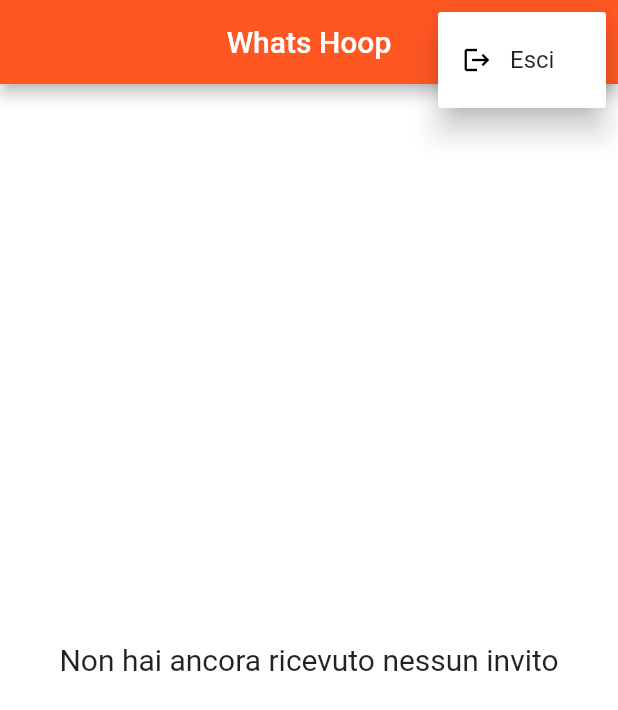
After one commit to CosimoGiani/whats_hoop, a Flutter app: the AthleteHome screen opened directly, after a tap on the "more vert" icon, on a phone screen of 412 x 824 dp. The commit adds this screen. Shown: the top 710 px of the screen. Run offline on Flutter 3.47's test engine with Material 2 defaults, Android fonts, the light colour scheme and no system bars; our stand-ins replace cloud_firestore, firebase_auth, firebase_core, syncfusion_flutter_charts; accounts and stored records are empty.

Commit message:
Started athlete side view. Done with invititation logic. Added athlete home page to accept or reject team invitation.

```diff
--- a/lib/screens/activities.dart
+++ b/lib/screens/activities.dart
@@ -1,4 +1,3 @@
-import 'package:cloud_firestore/cloud_firestore.dart';
 import 'package:flutter/material.dart';
 import 'package:whatshoop/models/activity.dart';
 import 'package:whatshoop/screens/new_activity.dart';
--- /dev/null
+++ b/lib/screens/athlete_home.dart
@@ -0,0 +1,174 @@
+import 'package:firebase_auth/firebase_auth.dart';
+import 'package:flutter/material.dart';
+import 'package:whatshoop/database_service.dart';
+import 'package:whatshoop/models/team.dart';
+import 'package:whatshoop/models/user.dart';
+import 'package:whatshoop/screens/login.dart';
+import 'package:whatshoop/screens/main_page.dart';
+
+class AthleteHome extends StatefulWidget {
+
+  @override
+  _AthleteHomeState createState() => _AthleteHomeState();
+
+}
+
+class _AthleteHomeState extends State<AthleteHome> {
+
+  bool hasInvitation = false;
+  final DatabaseService service = new DatabaseService();
+  final _authUser = FirebaseAuth.instance.currentUser;
+  late Team team;
+  static const itemLogout = MenuItem(text: "Esci", icon: Icons.logout);
+  static const List<MenuItem> opt = [itemLogout];
+  final auth = FirebaseAuth.instance;
+
+  Future _loadData() async {
+    if (await service.checkInvite(_authUser!.uid)) {
+      hasInvitation = true;
+      team = await service.getTeamInviteFromUserID(_authUser!.uid);
+    }
+  }
+
+  @override
+  Widget build(BuildContext context) {
+    return FutureBuilder(
+        future: _loadData(),
+        builder: (context, snapshot) {
+          if (snapshot.connectionState != ConnectionState.done) {
+            return Scaffold(
+              appBar: AppBar(
+                  title: Text("Whats Hoop"),
+                  centerTitle: true,
+                  automaticallyImplyLeading: false),
+              body: Center(child: CircularProgressIndicator()),
+            );
+          }
+          return Scaffold(
+            backgroundColor: Colors.white,
+            appBar: AppBar(
+              title: Text("Whats Hoop"),
+              centerTitle: true,
+              automaticallyImplyLeading: false,
+              actions: [
+                PopupMenuButton<MenuItem>(
+                  onSelected: (item) {
+                    auth.signOut();
+                    Navigator.of(context).push(MaterialPageRoute(builder: (context) => LoginScreen()));
+                  },
+                  itemBuilder: (context) => [
+                    ...opt.map(buildItem).toList(),
+                  ],
+                ),
+              ],
+            ),
+            body: !hasInvitation
+                ? Center(child: Text("Non hai ancora ricevuto nessun invito", style: TextStyle(fontSize: 20)))
+                : Column(
+                    mainAxisAlignment: MainAxisAlignment.center,
+                    children: [
+                      Flexible(
+                        child: Container(
+                          child: Column(
+                            mainAxisAlignment: MainAxisAlignment.center,
+                            children: [
+                              Row(
+                                mainAxisAlignment: MainAxisAlignment.center,
+                                children: [
+                                  Text("Hai ricevuto un invito per la squadra:", style: TextStyle(fontSize: 20)),
+                                ],
+                              ),
+                              SizedBox(height: 20),
+                              Row(
+                                mainAxisAlignment: MainAxisAlignment.center,
+                                children: [
+                                  Text(team.name, style: TextStyle(fontSize: 25, fontWeight: FontWeight.bold)),
+                                ],
+                              ),
+                              SizedBox(height: 20),
+                              Row(
+                                mainAxisAlignment: MainAxisAlignment.center,
+                                children: [
+                                  Text("Vuoi accettare?", style: TextStyle(fontSize: 20)),
+                                ],
+                              ),
+                              SizedBox(height: 20),
+                              Row(
+                                mainAxisAlignment: MainAxisAlignment.center,
+                                children: [
+                                  // TASTO ACCETTA
+                                  Padding(
+                                    padding: EdgeInsets.only(right: 40),
+                                    child: GestureDetector(
+                                      child: Container(
+                                        decoration: BoxDecoration(
+                                          borderRadius: BorderRadius.all(Radius.circular(25)),
+                                          color: Colors.green,
+                                        ),
+                                        width: MediaQuery.of(context).size.width/6,
+                                        child: Padding(
+                                          padding: EdgeInsets.all(5),
+                                          child: Center(
+                                            child: Icon(Icons.done_outline, color: Colors.white, size: 30),
+                                          ),
+                                        ),
+                                      ),
+                                      onTap: () async {
+                                        await service.acceptInvite(_authUser!.uid, team.id);
+                                        UserModel userModel = await service.getUserFromID(_authUser!.uid);
+                                        Navigator.of(context).pushReplacement(MaterialPageRoute(builder: (context) => MainPage(userModel.teamID!)));
+                                      },
+                                    ),
+                                  ),
+                                  // TASTO RIFIUTA
+                                  GestureDetector(
+                                    child: Container(
+                                      decoration: BoxDecoration(
+                                        borderRadius: BorderRadius.all(Radius.circular(25)),
+                                        color: Colors.red,
+                                      ),
+                                      width: MediaQuery.of(context).size.width/6,
+                                      child: Padding(
+                                        padding: EdgeInsets.all(5),
+                                        child: Center(
+                                          child: Icon(Icons.remove_circle_outline, color: Colors.white, size: 30),
+                                        ),
+                                      ),
+                                    ),
+                                    onTap: () async {
+                                      await service.rejectInvite(_authUser!.uid, team.id);
+                                      Navigator.of(context).pushReplacement(MaterialPageRoute(builder: (context) => AthleteHome()));
+                                    },
+                                  ),
+                                ],
+                              ),
+                            ],
+                          ),
+                        ),
+                      ),
+                    ],
+                  ),
+          );
+        }
+    );
+  }
+
+  PopupMenuItem<MenuItem> buildItem(MenuItem item) => PopupMenuItem<MenuItem>(
+    value: item,
+    child: Row(
+      children: [
+        Icon(item.icon, color: Colors.black, size: 20),
+        const SizedBox(width: 12),
+        Text(item.text)
+      ],
+    ),
+  );
+
+}
+
+class MenuItem {
+  final String text;
+  final IconData icon;
+
+  const MenuItem({required this.text, required this.icon});
+}
--- a/lib/screens/fines.dart
+++ b/lib/screens/fines.dart
@@ -31,11 +31,13 @@ class _FinesState extends State<Fines> {
   List<Fine> finesToDisplay = [];
   final DatabaseService service = new DatabaseService();
   String debtToDisplay = "";
+  bool initialization = false;
 
   Future _loadData(String playerID) async {
     List<Fine> fines = await service.getFinesFromPlayerID(playerID);
     finesToDisplay = fines;
     debtToDisplay = sumFines(fines);
+    initialization = true;
   }
 
   @override
@@ -43,7 +45,7 @@ class _FinesState extends State<Fines> {
     return FutureBuilder(
         future: _loadData(widget.playerID),
         builder: (context, snapshot) {
-          if (snapshot.connectionState != ConnectionState.done) {
+          if (snapshot.connectionState != ConnectionState.done && !initialization) {
             return Scaffold(
               appBar: AppBar(title: Text(""),
                   centerTitle: false,
--- a/lib/screens/registration.dart
+++ b/lib/screens/registration.dart
@@ -1,6 +1,7 @@
 import 'package:cloud_firestore/cloud_firestore.dart';
 import 'package:firebase_auth/firebase_auth.dart';
 import 'package:flutter/material.dart';
+import 'package:whatshoop/screens/athlete_home.dart';
 import 'package:whatshoop/screens/trainer_home.dart';
 
 class RegistrationScreen extends StatefulWidget {
@@ -289,7 +290,7 @@ class _RegistrationScreenState extends State<RegistrationScreen> {
       Navigator.pushAndRemoveUntil((context), MaterialPageRoute(builder: (context) => TrainerHome()), (route) => false);
     }
     if (selectedValue == 2) {
-      // TODO fare andare sulla pagina dell'atlelta se ci si registra come giocatori
+      Navigator.pushAndRemoveUntil((context), MaterialPageRoute(builder: (context) => AthleteHome()), (route) => false);
     }
   }
 
--- a/pubspec.yaml
+++ b/pubspec.yaml
@@ -32,6 +32,7 @@ dependencies:
   firebase_core: ^1.12.0
   intl: ^0.17.0
   syncfusion_flutter_charts: ^19.4.55
+  #fluttertoast: ^8.0.9
   flutter_localizations:
     sdk: flutter
   flutter:
```
Also changed, not shown: lib/database_service.dart (+46 -3 lines), lib/screens/login.dart (+53 -5 lines).
